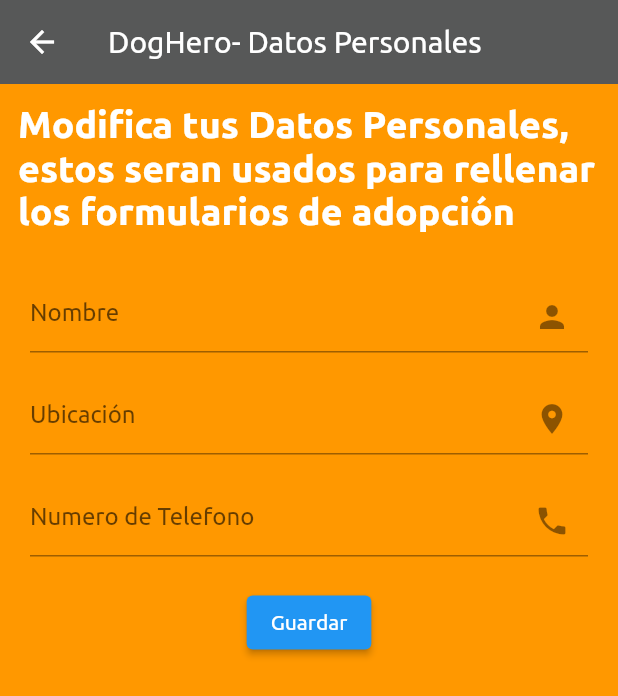
After one commit to nereagorostidi/DogHero, a Flutter app: the Preferencias screen opened directly, on a phone screen of 412 x 824 dp. The commit adds this screen. Shown: the top 696 px of the screen. Run offline on Flutter 3.47's test engine with Material 3 defaults, Android fonts, the phone set to English and light mode, and no system bars; our stand-ins replace cloud_firestore, curved_navigation_bar, firebase_auth, firebase_core, flutter_custom_clippers, font_awesome_flutter and 3 more; accounts and stored records are empty.

Commit message:
modify preferences + navbar

```diff
--- /dev/null
+++ b/lib/UI/preferencias.dart
@@ -0,0 +1,127 @@
+import 'package:cloud_firestore/cloud_firestore.dart';
+import 'package:curved_navigation_bar/curved_navigation_bar.dart';
+import 'package:doghero_app/UI/dog_list.dart';
+import 'package:doghero_app/UI/test.dart';
+import 'package:doghero_app/services/auth.dart';
+import 'package:flutter/material.dart';
+import 'package:doghero_app/services/db.dart';
+import 'package:provider/provider.dart';
+import 'package:doghero_app/utils/constants.dart';
+import 'package:doghero_app/models/user.dart';
+
+class Preferencias extends StatefulWidget {
+  const Preferencias({super.key});
+
+  @override
+  State<Preferencias> createState() => _PreferenciasState();
+}
+
+class _PreferenciasState extends State<Preferencias> {
+  final AuthService _auth = AuthService();
+  final _formKey = GlobalKey<FormState>();
+  String _name = '';
+  int _number = 0;
+  String _location = '';
+  int _prefDogSize = 0;
+
+  @override
+  Widget build(BuildContext context) {
+    return StreamProvider<User?>.value(
+      value: _auth.user,
+      initialData: null,
+      child: Consumer<User?>(
+        builder: (context, user, _) {
+          return Scaffold(
+            backgroundColor: Colors.orange,
+            appBar: AppBar(
+              backgroundColor: const Color.fromARGB(255, 87, 88, 88),
+              elevation: 0.0,
+              title: const Text('DogHero- Datos Personales'),
+            ),
+            body: Container(
+              width: double.infinity,
+              height: double.infinity,
+              child: SingleChildScrollView(
+                child: Column(
+                  children: <Widget>[
+                    const Padding(
+                      padding: EdgeInsets.all(12.0),
+                      child: Text(
+                        'Modifica tus Datos Personales, estos seran usados para rellenar los formularios de adopción',
+                        style: TextStyle(
+                          fontSize: 25.0,
+                          fontWeight: FontWeight.bold,
+                          color: Colors.white,
+                        ),
+                      ),
+                    ),
+                    Padding(
+                      padding: const EdgeInsets.all(20.0),
+                      child: Form(
+                        key: _formKey,
+                        child: Column(
+                          children: <Widget>[
+                            TextFormField(
+                              decoration: textFieldDecoration.copyWith(
+                                hintText: 'Nombre',
+                                suffixIcon: Icon(Icons.person),
+                              ),
+                              validator: (val) =>
+                                  val!.isEmpty ? 'Introduce un nombre' : null,
+                              onChanged: (val) {
+                                setState(() => _name = val);
+                              },
+                            ),
+                            const SizedBox(height: 20.0),
+                            TextFormField(
+                              decoration: textFieldDecoration.copyWith(
+                                hintText: 'Ubicación',
+                                suffixIcon: Icon(Icons.location_on),
+                              ),
+                              validator: (val) =>
+                                  val!.isEmpty ? 'Introduce una ubicación' : null,
+                              onChanged: (val) {
+                                setState(() => _location = val);
+                              },
+                            ),
+                            const SizedBox(height: 20.0),
+                            TextFormField(
+                              decoration: textFieldDecoration.copyWith(
+                                hintText: 'Numero de Telefono',
+                                suffixIcon: Icon(Icons.phone),
+                              ),
+                              validator: (val) => val!.isEmpty
+                                  ? 'Introduce un numero de telefono'
+                                  : null,
+                              onChanged: (val) {
+                                setState(() => _number = int.tryParse(val) ?? 0);
+                              },
+                            ),
+                            const SizedBox(height: 20.0),
+                            ElevatedButton(
+                              style: ElevatedButton.styleFrom(),
+                              child: const Text(
+                                'Guardar',
+                                style: TextStyle(color: Colors.white),
+                              ),
+                              onPressed: () async {
+                                if (_formKey.currentState!.validate()) {
+                                  await DatabaseService(uid: user!.uid)
+                                      .updateUserData(_name, _number, _location);
+                                }
+                              },
+                            ),
+                          ],
+                        ),
+                      ),
+                    ),
+                  ],
+                ),
+              ),
+            ),
+          );
+        },
+      ),
+    );
+  }
+}
--- a/lib/services/auth.dart
+++ b/lib/services/auth.dart
@@ -36,7 +36,7 @@
     try {
       firebaseAuth.UserCredential res = await _auth.createUserWithEmailAndPassword(email: email, password: password);
       firebaseAuth.User user = res.user!;
-      await DatabaseService(uid: user.uid).updateUserData('new user', 0, 'location', true);
+      await DatabaseService(uid: user.uid).updateUserData('new user', 0, 'location');// missing 1st time check
       print("user created");
       return _userfromfirebase(user);
     } catch (e) {
--- a/lib/utils/constants.dart
+++ b/lib/utils/constants.dart
@@ -1,3 +1,4 @@
+import 'package:curved_navigation_bar/curved_navigation_bar.dart';
 import 'package:flutter/material.dart';
 
 const textFieldDecoration = InputDecoration(
--- a/pubspec.yaml
+++ b/pubspec.yaml
@@ -25,6 +25,7 @@
   provider: ^6.1.2
   get_it: ^8.0.0
   injectable: ^2.5.0
+  curved_navigation_bar: ^1.0.6
 
 
 dev_dependencies:
```
Also changed, not shown: lib/UI/home.dart (+75 -55 lines), lib/UI/test.dart (+76 -44 lines), lib/UI/test2.dart (added, +164 -0 lines), lib/main.dart (+3 -4 lines), lib/services/db.dart (+7 -3 lines), pubspec.lock.
